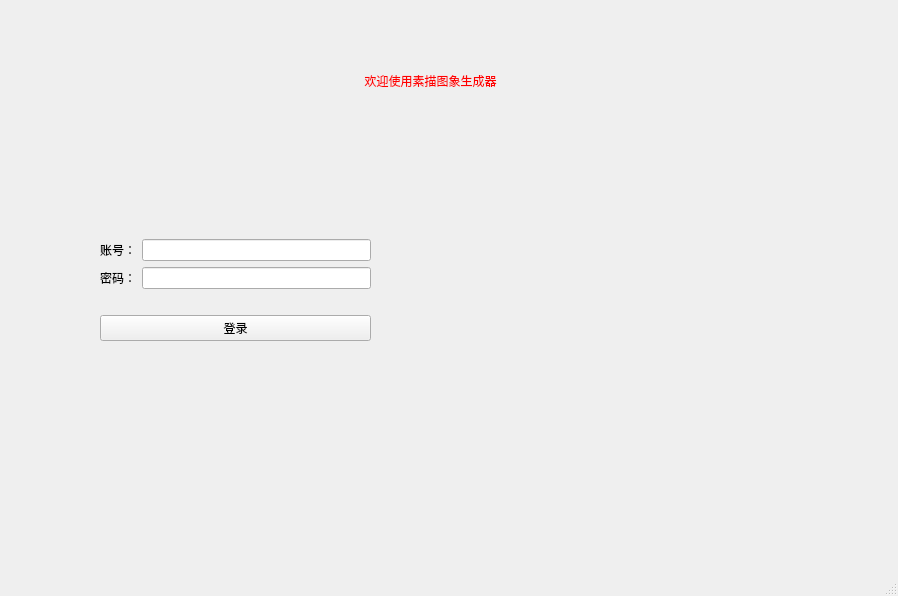
xsxz01/furry-Toolkit, file view/UI_MainWindow.ui: the form before one commit.
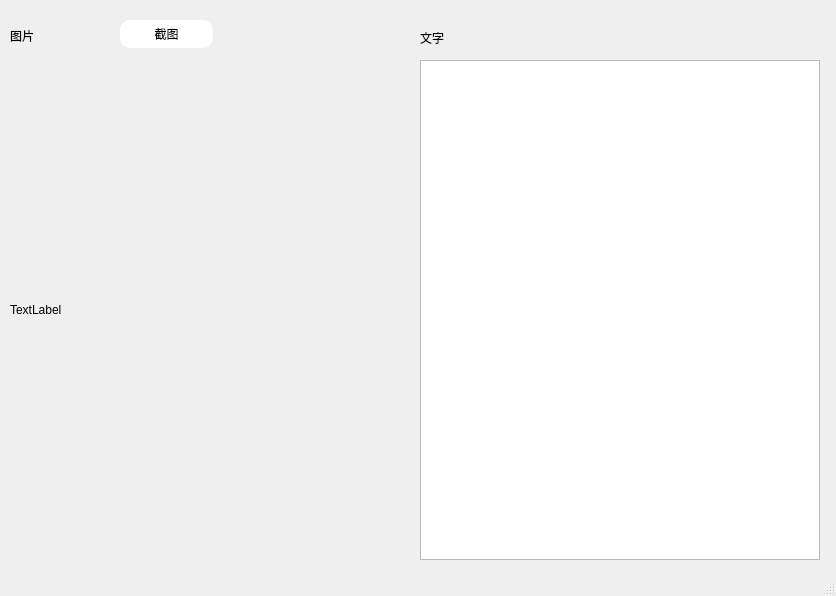
The form after the commit. Icons and pictures are not drawn.

Diff of the .ui file:
```diff
--- a/view/UI_MainWindow.ui
+++ b/view/UI_MainWindow.ui
@@ -6,7 +6,7 @@
    <rect>
     <x>0</x>
     <y>0</y>
-    <width>898</width>
+    <width>836</width>
     <height>596</height>
    </rect>
   </property>
@@ -20,20 +20,14 @@
    <widget class="QLabel" name="label">
     <property name="geometry">
      <rect>
-      <x>480</x>
-      <y>130</y>
-      <width>331</width>
-      <height>281</height>
+      <x>10</x>
+      <y>20</y>
+      <width>111</width>
+      <height>31</height>
      </rect>
     </property>
-    <property name="maximumSize">
-     <size>
-      <width>331</width>
-      <height>16777215</height>
-     </size>
-    </property>
     <property name="text">
-     <string/>
+     <string>图片</string>
     </property>
     <property name="pixmap">
      <pixmap resource="res/testRes.qrc">:/test/user.jpg</pixmap>
@@ -42,100 +36,61 @@
      <bool>true</bool>
     </property>
    </widget>
-   <widget class="QWidget" name="verticalLayoutWidget">
+   <widget class="QLabel" name="picture_label">
     <property name="geometry">
      <rect>
-      <x>100</x>
-      <y>210</y>
-      <width>271</width>
-      <height>131</height>
+      <x>10</x>
+      <y>60</y>
+      <width>400</width>
+      <height>500</height>
      </rect>
     </property>
-    <layout class="QVBoxLayout" name="verticalLayout">
-     <item>
-      <spacer name="verticalSpacer">
-       <property name="orientation">
-        <enum>Qt::Vertical</enum>
-       </property>
-       <property name="sizeHint" stdset="0">
-        <size>
-         <width>20</width>
-         <height>40</height>
-        </size>
-       </property>
-      </spacer>
-     </item>
-     <item>
-      <layout class="QFormLayout" name="formLayout">
-       <item row="0" column="0">
-        <widget class="QLabel" name="label_2">
-         <property name="text">
-          <string>账号：</string>
-         </property>
-         <property name="alignment">
-          <set>Qt::AlignRight|Qt::AlignTrailing|Qt::AlignVCenter</set>
-         </property>
-        </widget>
-       </item>
-       <item row="1" column="0">
-        <widget class="QLabel" name="label_3">
-         <property name="text">
-          <string>密码：</string>
-         </property>
-         <property name="alignment">
-          <set>Qt::AlignRight|Qt::AlignTrailing|Qt::AlignVCenter</set>
-         </property>
-        </widget>
-       </item>
-       <item row="0" column="1">
-        <widget class="QLineEdit" name="lineEdit_username"/>
-       </item>
-       <item row="1" column="1">
-        <widget class="QLineEdit" name="lineEdit_password"/>
-       </item>
-      </layout>
-     </item>
-     <item>
-      <spacer name="horizontalSpacer">
-       <property name="orientation">
-        <enum>Qt::Horizontal</enum>
-       </property>
-       <property name="sizeHint" stdset="0">
-        <size>
-         <width>40</width>
-         <height>20</height>
-        </size>
-       </property>
-      </spacer>
-     </item>
-     <item>
-      <widget class="QPushButton" name="pushButton_login">
-       <property name="text">
-        <string>登录</string>
-       </property>
-      </widget>
-     </item>
-    </layout>
+    <property name="text">
+     <string>TextLabel</string>
+    </property>
    </widget>
-   <widget class="QLabel" name="label_4">
+   <widget class="QPushButton" name="capture_btn">
     <property name="geometry">
      <rect>
-      <x>90</x>
-      <y>50</y>
-      <width>681</width>
-      <height>61</height>
+      <x>120</x>
+      <y>20</y>
+      <width>93</width>
+      <height>28</height>
      </rect>
     </property>
     <property name="styleSheet">
-     <string notr="true">font: 36pt &quot;黑体&quot;;
-color:rgb(255, 0, 0);
-border-radius:5px;</string>
+     <string notr="true">border: 0;
+background:#fff;
+border-radius:10px;</string>
     </property>
     <property name="text">
-     <string>欢迎使用素描图象生成器</string>
+     <string>截图</string>
     </property>
-    <property name="alignment">
-     <set>Qt::AlignCenter</set>
+   </widget>
+   <widget class="QTextEdit" name="text_edit">
+    <property name="geometry">
+     <rect>
+      <x>420</x>
+      <y>60</y>
+      <width>400</width>
+      <height>500</height>
+     </rect>
+    </property>
+    <property name="readOnly">
+     <bool>true</bool>
+    </property>
+   </widget>
+   <widget class="QLabel" name="label_3">
+    <property name="geometry">
+     <rect>
+      <x>420</x>
+      <y>30</y>
+      <width>72</width>
+      <height>15</height>
+     </rect>
+    </property>
+    <property name="text">
+     <string>文字</string>
     </property>
    </widget>
   </widget>
```
Left out of the diff: 33 changed lines with no effect on the pictures.
